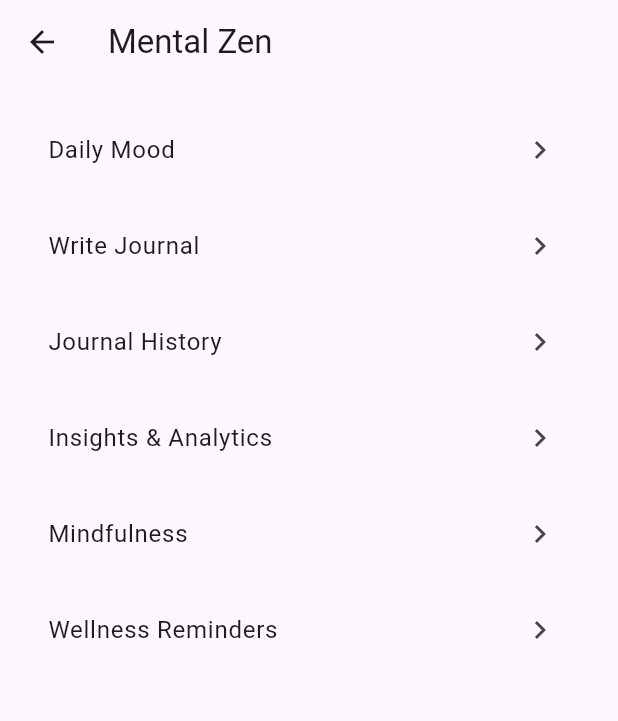
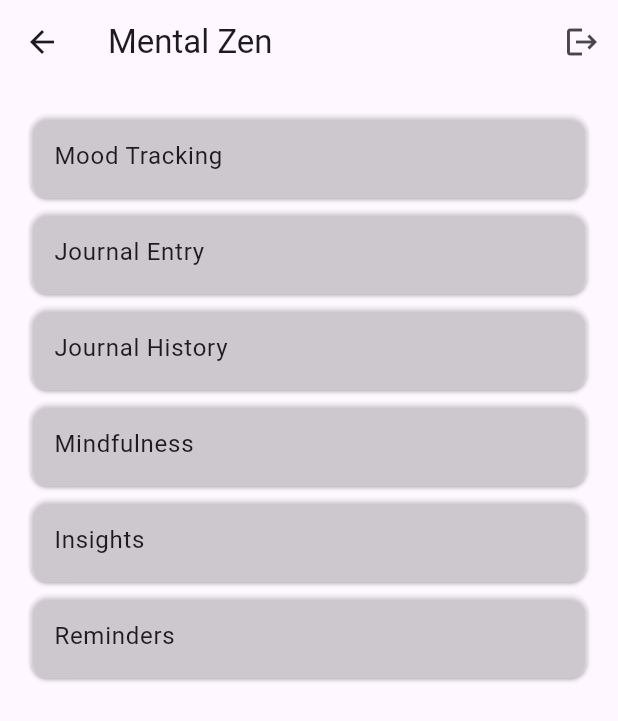
Before and after one commit to 002891677/Group_Project-2, a Flutter app: the HomeScreen screen opened by its route, on a phone screen of 412 x 824 dp. Shown: the top 721 px of the screen. Run offline on Flutter 3.47's test engine with Material 3 defaults, Android fonts, the phone set to English and light mode, and no system bars; our stand-ins replace cloud_firestore, firebase_auth, firebase_core; accounts and stored records are empty; network calls fail.

Commit message:
Firebase setup + fix auth routing + Firestore reminder support

```diff
--- a/mental_zen/lib/features/home/home_screen.dart
+++ b/mental_zen/lib/features/home/home_screen.dart
@@ -1,46 +1,52 @@
 import 'package:flutter/material.dart';
 import '../../core/app_routes.dart';
+import '../../services/auth_service.dart';
 
 class HomeScreen extends StatelessWidget {
   const HomeScreen({super.key});
 
   @override
   Widget build(BuildContext context) {
-    final tiles = <_HomeTile>[
-      _HomeTile('Daily Mood', AppRoutes.moodTracking),
-      _HomeTile('Write Journal', AppRoutes.journalEntry),
-      _HomeTile('Journal History', AppRoutes.journalHistory),
-      _HomeTile('Insights & Analytics', AppRoutes.insights),
-      _HomeTile('Mindfulness', AppRoutes.mindfulness),
-      _HomeTile('Wellness Reminders', AppRoutes.reminders),
-    ];
+    final surface = Theme.of(context).colorScheme.surface;
 
     return Scaffold(
-      appBar: AppBar(title: const Text('Mental Zen')),
-      body: ListView.separated(
+      appBar: AppBar(
+        title: const Text('Mental Zen'),
+        actions: [
+          IconButton(
+            icon: const Icon(Icons.logout),
+            onPressed: () async {
+              await AuthService.instance.signOut();
+            },
+          ),
+        ],
+      ),
+      body: ListView(
         padding: const EdgeInsets.all(16),
-        itemCount: tiles.length,
-        separatorBuilder: (_, __) => const SizedBox(height: 8),
-        itemBuilder: (context, index) {
-          final tile = tiles[index];
-          return ListTile(
-            shape: RoundedRectangleBorder(
-              borderRadius: BorderRadius.circular(16),
-            ),
-            tileColor: Theme.of(context).colorScheme.surface.withOpacity(0.3),
-            title: Text(tile.title),
-            trailing: const Icon(Icons.chevron_right),
-            onTap: () => Navigator.pushNamed(context, tile.route),
-          );
-        },
+        children: [
+          _tile(context, 'Mood Tracking', AppRoutes.moodTracking, surface),
+          _tile(context, 'Journal Entry', AppRoutes.journalEntry, surface),
+          _tile(context, 'Journal History', AppRoutes.journalHistory, surface),
+          _tile(context, 'Mindfulness', AppRoutes.mindfulness, surface),
+          _tile(context, 'Insights', AppRoutes.insights, surface),
+          _tile(context, 'Reminders', AppRoutes.reminders, surface),
+        ],
+      ),
+    );
+  }
+
+  Widget _tile(
+    BuildContext context,
+    String title,
+    String route,
+    Color surface,
+  ) {
+    return Card(
+      color: surface.withValues(alpha: 0.3),
+      child: ListTile(
+        title: Text(title),
+        onTap: () => Navigator.pushNamed(context, route),
       ),
     );
   }
 }
-
-class _HomeTile {
-  final String title;
-  final String route;
-
-  _HomeTile(this.title, this.route);
-}
--- a/mental_zen/pubspec.yaml
+++ b/mental_zen/pubspec.yaml
@@ -31,9 +31,9 @@ dependencies:
   flutter:
     sdk: flutter
   uuid: ^4.4.0   # or latest compatible
-  firebase_core: ^2.0.0
-  firebase_auth: ^4.0.0
-  cloud_firestore: ^4.17.5
+  firebase_core: ^4.2.0
+  firebase_auth: ^6.1.1
+  cloud_firestore: ^6.0.3
   flutter_local_notifications: ^17.0.0
 
 
```
Also changed, not shown: mental_zen/lib/core/app_routes.dart (+0 -10 lines), mental_zen/lib/features/auth/login_screen.dart (+15 -4 lines), mental_zen/lib/features/auth/signup_screen.dart (+15 -5 lines), mental_zen/lib/features/journal/journal_history_screen.dart (+15 -17 lines), mental_zen/lib/features/mood/mood_tracking_screen.dart (+27 -43 lines), mental_zen/lib/features/reminders/reminders_screen.dart (+27 -24 lines), mental_zen/lib/main.dart (+24 -10 lines), mental_zen/lib/services/auth_service.dart (+10 -21 lines), mental_zen/lib/services/journal_service.dart (+12 -18 lines), mental_zen/lib/services/mood_service.dart (+14 -19 lines), mental_zen/lib/services/reminder_service.dart (+27 -9 lines), mental_zen/firebase.json (added), mental_zen/lib/firebase_options.dart (added), mental_zen/pubspec.lock, 1 other file.
